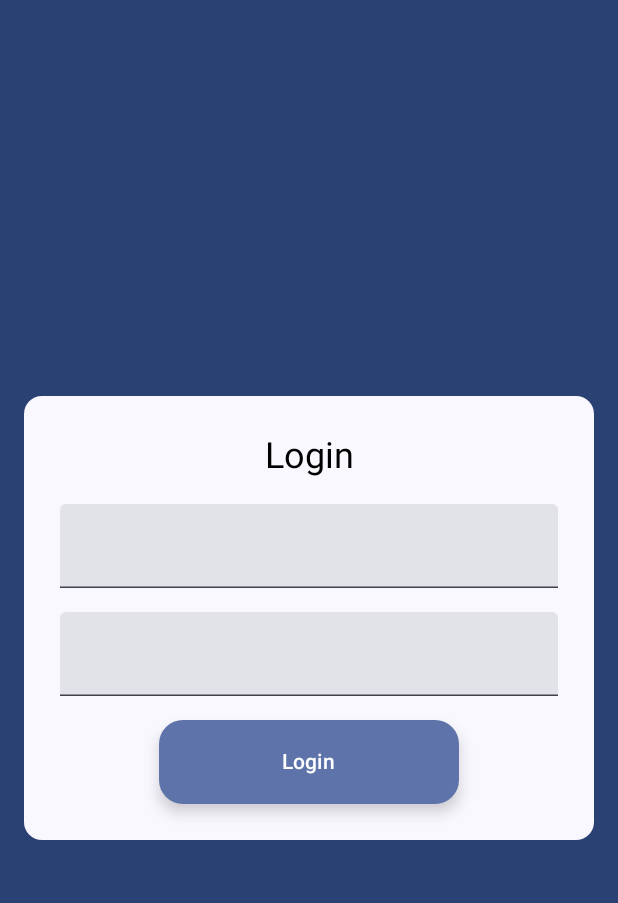
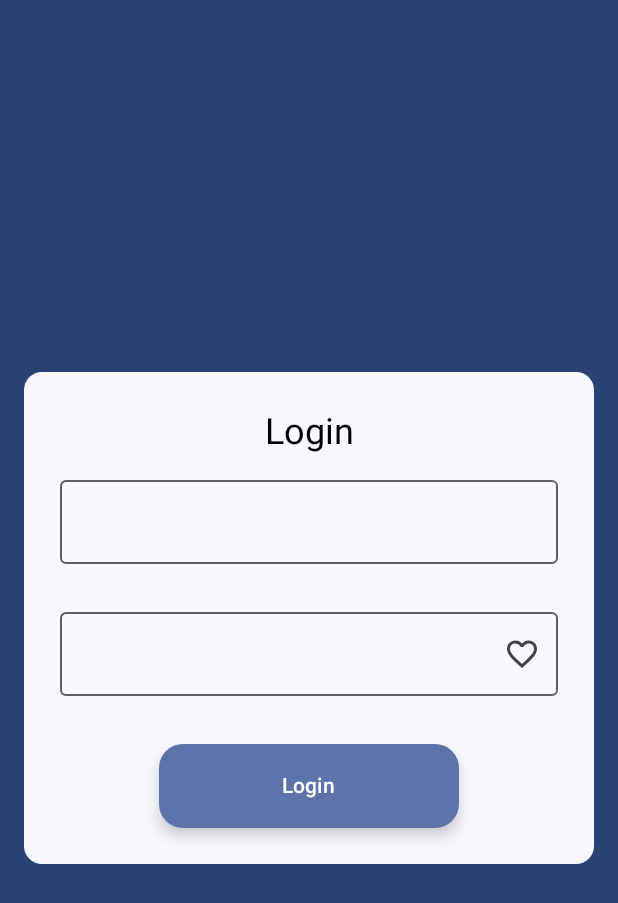
Before and after one commit to Drivers-NullPointer/Drivers-Android, an Android app built with Jetpack Compose: the screen it shows after launch (MainActivity), on a phone screen of 412 x 824 dp. Shown: the top 903 px of the screen. Run offline under Robolectric (Android 15) with nearby library versions, the phone set to English and light mode, and no system bars; our stand-ins replace Dagger/Hilt's generated code.

Commit message:
feat(login): enhance login components with validation rules and password visibility toggle

```diff
--- a/app/build.gradle.kts
+++ b/app/build.gradle.kts
@@ -102,6 +102,7 @@ dependencies {
     // hilt
     implementation(libs.hilt.android)
     kapt(libs.hilt.compiler)
+    implementation(libs.androidx.hilt.navigation.compose)
 
 }
 
--- a/app/src/main/java/com/nullpointer/devs/drivers/presentation/ui/login/LoginComponent.kt
+++ b/app/src/main/java/com/nullpointer/devs/drivers/presentation/ui/login/LoginComponent.kt
@@ -28,11 +28,22 @@ import androidx.compose.ui.platform.LocalConfiguration
 import androidx.compose.ui.tooling.preview.Devices
 import androidx.compose.ui.tooling.preview.Preview
 import androidx.compose.ui.unit.dp
+import androidx.hilt.navigation.compose.hiltViewModel
+import com.nullpointer.devs.drivers.presentation.ui.login.components.PasswordFieldComponent
+import com.nullpointer.devs.drivers.presentation.ui.login.components.TextFieldComponent
+import com.nullpointer.devs.drivers.presentation.ui.login.state.InputState
+import com.nullpointer.devs.drivers.presentation.ui.login.state.PasswordState
+
 
 @Composable
-fun LoginComponent() {
+fun LoginComponent(
+    viewModel: LoginViewModel = hiltViewModel()
+) {
+
     LoginComponent(
-        modifier = Modifier.fillMaxSize()
+        modifier = Modifier.fillMaxSize(),
+        emailInputState = viewModel.emailInputState,
+        passwordState = viewModel.passwordInputState
     )
 }
 
@@ -42,7 +53,9 @@ fun LoginComponent() {
 
 @Composable
 private fun LoginComponent(
-    modifier: Modifier = Modifier
+    modifier: Modifier = Modifier,
+    emailInputState: InputState,
+    passwordState: PasswordState
 ) {
     Scaffold(
         modifier = modifier
@@ -65,7 +78,10 @@ private fun LoginComponent(
                 Column(
                     modifier = Modifier
                         .padding(16.dp)
-                        .background(MaterialTheme.colorScheme.surface, shape = RoundedCornerShape(12.dp))
+                        .background(
+                            MaterialTheme.colorScheme.surface,
+                            shape = RoundedCornerShape(12.dp)
+                        )
                         .padding(24.dp)
                         .widthIn(max = 400.dp),
                     verticalArrangement = Arrangement.spacedBy(16.dp),
@@ -77,17 +93,17 @@ private fun LoginComponent(
                         color = Color.Black
                     )
 
-                    TextField(
-                        value = "",
-                        onValueChange = {},
+
+                    TextFieldComponent(
+                        state = emailInputState,
                         modifier = Modifier.fillMaxWidth()
                     )
 
-                    TextField(
-                        value = "",
-                        onValueChange = {},
+                    PasswordFieldComponent(
+                        state = passwordState,
                         modifier = Modifier.fillMaxWidth()
                     )
+
 
                     ExtendedFloatingActionButton(
                         onClick = { /*TODO*/ },
--- /dev/null
+++ b/app/src/main/java/com/nullpointer/devs/drivers/presentation/ui/login/LoginViewModel.kt
@@ -0,0 +1,47 @@
+package com.nullpointer.devs.drivers.presentation.ui.login
+
+import androidx.lifecycle.SavedStateHandle
+import androidx.lifecycle.ViewModel
+import com.nullpointer.devs.drivers.R
+import com.nullpointer.devs.drivers.presentation.ui.login.state.InputState
+import com.nullpointer.devs.drivers.presentation.ui.login.state.PasswordState
+import com.nullpointer.devs.drivers.presentation.ui.login.state.ValidatorRule
+import dagger.hilt.android.lifecycle.HiltViewModel
+import javax.inject.Inject
+
+@HiltViewModel
+class LoginViewModel @Inject constructor(
+    savedStateHandle: SavedStateHandle
+) : ViewModel() {
+
+    companion object{
+        const val KEY_EMAIL_LOGIN = "EMAIL_LOGIN"
+        const val KEY_PASSWORD_LOGIN = "PASSWORD_LOGIN"
+    }
+
+    val emailInputState = InputState(
+        savedStateHandle = savedStateHandle,
+        validators = listOf(
+            ValidatorRule(
+                validator = { value -> if (value.isEmpty()) R.string.error_empty_mail else null },
+                validateOnChange = true
+            ),
+            ValidatorRule(
+                validator = { value -> if (!value.contains("@")) R.string.error_invalid_mail else null },
+                validateOnChange = false
+            )
+        ),
+        key = KEY_EMAIL_LOGIN
+    )
+
+    val passwordInputState = PasswordState(
+        savedStateHandle = savedStateHandle,
+        key = KEY_PASSWORD_LOGIN,
+        validators = listOf(
+            ValidatorRule(
+                validator = { value -> if (value.isEmpty()) R.string.error_empty_password else null },
+                validateOnChange = true
+            )
+        ),
+    )
+}
--- /dev/null
+++ b/app/src/main/java/com/nullpointer/devs/drivers/presentation/ui/login/components/TextFieldComponent.kt
@@ -0,0 +1,93 @@
+package com.nullpointer.devs.drivers.presentation.ui.login.components
+
+import androidx.compose.foundation.layout.Column
+import androidx.compose.foundation.layout.fillMaxWidth
+import androidx.compose.material.icons.Icons
+import androidx.compose.material.icons.filled.Favorite
+import androidx.compose.material.icons.filled.FavoriteBorder
+import androidx.compose.material3.Icon
+import androidx.compose.material3.IconButton
+import androidx.compose.material3.MaterialTheme
+import androidx.compose.material3.OutlinedTextField
+import androidx.compose.material3.Text
+import androidx.compose.runtime.Composable
+import androidx.compose.runtime.collectAsState
+import androidx.compose.runtime.getValue
+import androidx.compose.ui.Modifier
+import androidx.compose.ui.res.stringResource
+import androidx.compose.ui.text.input.PasswordVisualTransformation
+import androidx.compose.ui.text.input.VisualTransformation
+import com.nullpointer.devs.drivers.R
+import com.nullpointer.devs.drivers.presentation.ui.login.state.InputState
+import com.nullpointer.devs.drivers.presentation.ui.login.state.PasswordState
+
+
+@Composable
+fun TextFieldComponent(
+    modifier: Modifier = Modifier,
+    state: InputState,
+) {
+
+    val value by state.value.collectAsState()
+    val error by state.error.collectAsState()
+
+    Column(
+        modifier = modifier
+    ) {
+        OutlinedTextField(
+            modifier = Modifier.fillMaxWidth(),
+            value = value,
+            isError = error != null,
+            onValueChange = state::onValueChanged,
+            label = state.label?.let { { Text(text = stringResource(id = it)) } },
+            placeholder = state.hint?.let { { Text(text = stringResource(id = it)) } },
+        )
+        Text(
+            text = error?.let { stringResource(id = it) } ?: "",
+            color = MaterialTheme.colorScheme.error,
+            style = MaterialTheme.typography.labelSmall
+        )
+
+    }
+}
+
+@Composable
+fun PasswordFieldComponent(
+    modifier: Modifier = Modifier,
+    state: PasswordState,
+) {
+
+    val value by state.value.collectAsState()
+    val error by state.error.collectAsState()
+    val isPasswordVisible by state.isPasswordVisible.collectAsState()
+
+    Column(
+        modifier = modifier
+    ) {
+        OutlinedTextField(
+            modifier = Modifier.fillMaxWidth(),
+            value = value,
+            isError = error != null,
+            onValueChange = state::onValueChanged,
+            label = state.label?.let { { Text(text = stringResource(id = it)) } },
+            placeholder = state.hint?.let { { Text(text = stringResource(id = it)) } },
+            visualTransformation = if (isPasswordVisible) VisualTransformation.None else PasswordVisualTransformation(),
+            trailingIcon = {
+                IconButton(
+                    onClick = state::togglePasswordVisibility
+                ) {
+                    Icon(
+                        imageVector = if (isPasswordVisible) Icons.Filled.Favorite else Icons.Filled.FavoriteBorder,
+                        contentDescription = stringResource(id = R.string.password_visibility_toggle)
+                    )
+                }
+            }
+        )
+        Text(
+            text = error?.let { stringResource(id = it) } ?: "",
+            color = MaterialTheme.colorScheme.error,
+            style = MaterialTheme.typography.labelSmall
+        )
+
+    }
+}
--- a/app/src/main/java/com/nullpointer/devs/drivers/presentation/ui/login/state/InputState.kt
+++ b/app/src/main/java/com/nullpointer/devs/drivers/presentation/ui/login/state/InputState.kt
@@ -1,6 +1,7 @@
 package com.nullpointer.devs.drivers.presentation.ui.login.state
 
 import androidx.annotation.StringRes
+import androidx.compose.runtime.Stable
 import androidx.lifecycle.SavedStateHandle
 import kotlinx.coroutines.flow.Flow
 import kotlinx.coroutines.flow.MutableStateFlow
@@ -8,36 +9,33 @@ import kotlinx.coroutines.flow.StateFlow
 import kotlinx.coroutines.flow.asStateFlow
 import kotlinx.coroutines.flow.map
 
+@Stable
 open class InputState(
     currentValue: String = "",
-    @StringRes
-    val label: Int? = null,
-    @StringRes
-    val hint: Int? = null,
-    val validators: List<(String) -> Int?>,
+    @StringRes val label: Int? = null,
+    @StringRes val hint: Int? = null,
+    val validators: List<ValidatorRule>,
     private val savedStateHandle: SavedStateHandle,
     private val key: String
-){
-
+) {
     val value = savedStateHandle.getStateFlow(key, currentValue)
 
     private val _error = MutableStateFlow<Int?>(null)
     val error: StateFlow<Int?> = _error.asStateFlow()
-
     val hasError: Flow<Boolean> = _error.map { it != null }
-
 
     fun onValueChanged(value: String) {
         savedStateHandle[key] = value
-        validate()
+        _error.value = validators
+            .filter { it.validateOnChange }
+            .firstNotNullOfOrNull { it.validator(value) }
     }
 
     fun validate() {
-        _error.value = validators.firstNotNullOfOrNull { it(value.value) }
+        _error.value = validators.firstNotNullOfOrNull { it.validator(value.value) }
     }
 
     fun setError(@StringRes error: Int) {
         _error.value = error
     }
-
 }
--- a/app/src/main/java/com/nullpointer/devs/drivers/presentation/ui/login/state/PasswordState.kt
+++ b/app/src/main/java/com/nullpointer/devs/drivers/presentation/ui/login/state/PasswordState.kt
@@ -1,18 +1,20 @@
 package com.nullpointer.devs.drivers.presentation.ui.login.state
 
 import androidx.annotation.StringRes
+import androidx.compose.runtime.Stable
 import androidx.lifecycle.SavedStateHandle
 import kotlinx.coroutines.flow.MutableStateFlow
 import kotlinx.coroutines.flow.StateFlow
 import kotlinx.coroutines.flow.asStateFlow
 
+@Stable
 class PasswordState(
     currentValue: String = "",
     @StringRes
     label: Int? = null,
     @StringRes
     hint: Int? = null,
-    validators: List<(String) -> Int?>,
+    validators: List<ValidatorRule>,
     savedStateHandle: SavedStateHandle,
     key: String
 ) : InputState(
@@ -26,4 +28,8 @@ class PasswordState(
 
     private val _isPasswordVisible = MutableStateFlow(false)
     val isPasswordVisible: StateFlow<Boolean> = _isPasswordVisible.asStateFlow()
+
+    fun togglePasswordVisibility() {
+        _isPasswordVisible.value = !_isPasswordVisible.value
+    }
 }
--- /dev/null
+++ b/app/src/main/java/com/nullpointer/devs/drivers/presentation/ui/login/state/ValidatorRule.kt
@@ -0,0 +1,9 @@
+package com.nullpointer.devs.drivers.presentation.ui.login.state
+
+import androidx.compose.runtime.Stable
+
+@Stable
+data class ValidatorRule(
+    val validator: (String) -> Int?,
+    val validateOnChange: Boolean
+)
--- a/app/src/main/res/values/strings.xml
+++ b/app/src/main/res/values/strings.xml
@@ -3,4 +3,5 @@
     <string name="error_empty_mail">El correo no puede estar vacio</string>
     <string name="error_invalid_mail">El correo no es valido</string>
     <string name="error_empty_password">La contraseña es requerida</string>
+    <string name="password_visibility_toggle">Cambiar la visualizacion de la contraseña</string>
 </resources>
--- a/gradle/libs.versions.toml
+++ b/gradle/libs.versions.toml
@@ -1,6 +1,7 @@
 [versions]
 agp = "8.5.2"
 hiltAndroid = "2.55"
+hiltNavigationCompose = "1.2.0"
 kotlin = "2.1.0"
 coreKtx = "1.13.1"
 junit = "4.13.2"
@@ -14,6 +15,7 @@ securityCryptoDatastorePreferences = "1.1.1-beta03"
 
 [libraries]
 androidx-core-ktx = { group = "androidx.core", name = "core-ktx", version.ref = "coreKtx" }
+androidx-hilt-navigation-compose = { module = "androidx.hilt:hilt-navigation-compose", version.ref = "hiltNavigationCompose" }
 junit = { group = "junit", name = "junit", version.ref = "junit" }
 mockk = { group = "io.mockk", name = "mockk", version.ref = "mockk" }
 androidx-junit = { group = "androidx.test.ext", name = "junit", version.ref = "junitVersion" }
```
Also changed, not shown: app/src/main/java/com/nullpointer/devs/drivers/presentation/components/auth/login/LoginViewModel.kt (deleted, +0 -31 lines).
